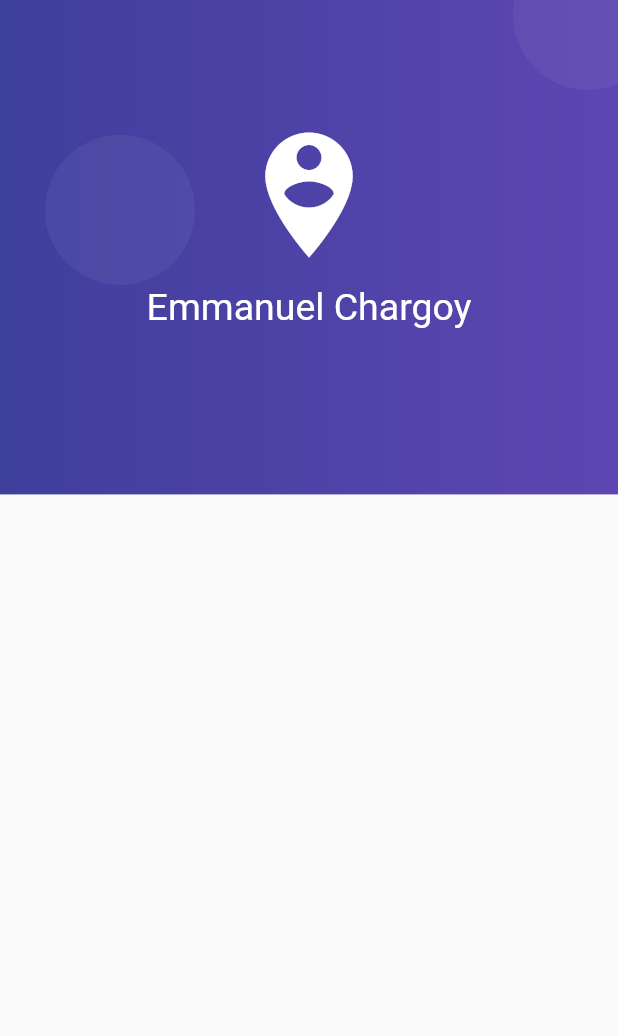
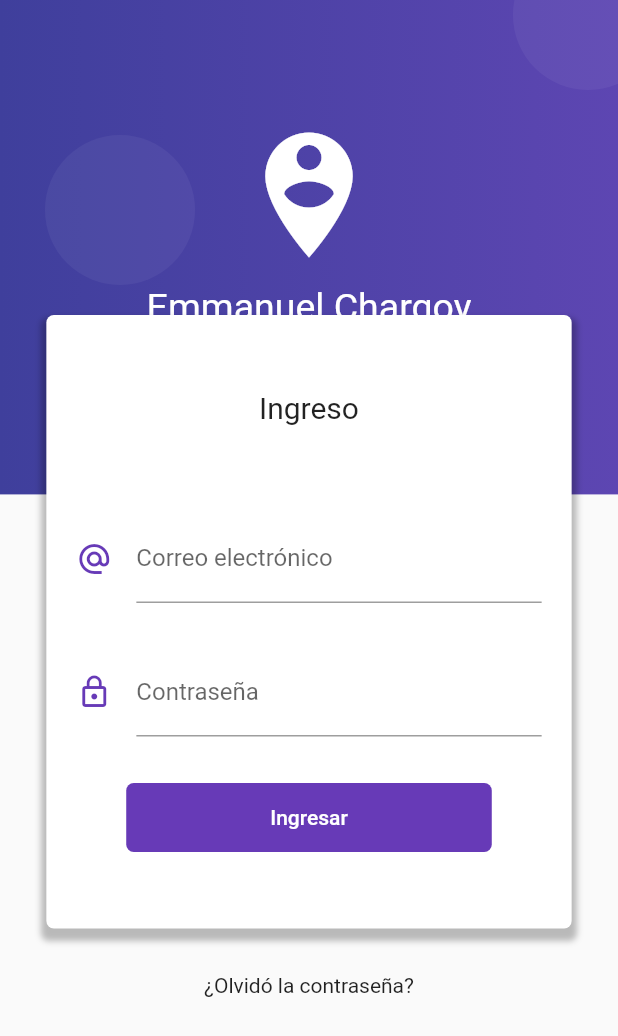
Before and after one commit to charger513/flutter_formvalidation, a Flutter app: the screen it shows after launch, on a phone screen of 412 x 824 dp. Shown: the top 1036 px of the screen. Run offline on Flutter 3.47's test engine with Material 2 defaults, Android fonts, the phone set to English and light mode, and no system bars.

Commit message:
Diseño de la caja del login y los campos

```diff
--- a/lib/src/pages/login_page.dart
+++ b/lib/src/pages/login_page.dart
@@ -7,8 +7,100 @@ class LoginPage extends StatelessWidget {
       body: Stack(
         children: <Widget>[
           _crearFondo(context),
+          _loginForm(context),
         ],
       )
+    );
+  }
+
+  Widget _loginForm(BuildContext context) {
+    final size = MediaQuery.of(context).size;
+    return SingleChildScrollView(
+      // controller: controller,
+      child: Column(
+        children: <Widget>[
+          SafeArea(
+            child: Container(
+              height: 180.0,
+            )
+          ),
+          Container(
+            width: size.width * 0.85,
+            margin: EdgeInsets.symmetric(vertical: 30.0),
+            padding: EdgeInsets.symmetric(vertical: 50.0),
+            decoration: BoxDecoration(
+              color: Colors.white,
+              borderRadius: BorderRadius.circular(5.0),
+              boxShadow: <BoxShadow> [
+                BoxShadow(
+                  color: Colors.black26,
+                  blurRadius: 3.0,
+                  offset: Offset(0.0, 5.0),
+                  spreadRadius: 3.0
+                )
+              ]
+            ),
+            child: Column(
+              children: <Widget>[
+                Text('Ingreso', style: TextStyle(fontSize: 20.0)),
+                SizedBox(height: 60.0),
+                _crearEmail(),
+                SizedBox(height: 30.0),
+                _crearPassword(),
+                SizedBox(height: 30.0),
+                _crearBoton()
+              ],
+            )
+          ),
+
+          Text('¿Olvidó la contraseña?'),
+
+          SizedBox(height: 100.0)
+        ],
+      ),
+    );
+  }
+
+  Widget _crearBoton() {
+    return RaisedButton(
+      child: Container(
+        padding: EdgeInsets.symmetric(horizontal: 80.0, vertical: 15.0),
+        child: Text('Ingresar'),
+      ),
+      shape: RoundedRectangleBorder(
+        borderRadius: BorderRadius.circular(5.0)
+      ),
+      elevation: 0.0,
+      color: Colors.deepPurple,
+      textColor: Colors.white,
+      onPressed: () {},
+    );
+  }
+
+  Widget _crearEmail() {
+    return Container(
+      padding: EdgeInsets.symmetric(horizontal: 20.0),
+      child: TextField(
+        keyboardType: TextInputType.emailAddress,
+        decoration: InputDecoration(
+          icon: Icon(Icons.alternate_email, color: Colors.deepPurple),
+          hintText: 'ejemplo@correo.com',
+          labelText: 'Correo electrónico'
+        )
+      ),
+    );
+  }
+
+  Widget _crearPassword() {
+    return Container(
+      padding: EdgeInsets.symmetric(horizontal: 20.0),
+      child: TextField(
+        obscureText: true,
+        decoration: InputDecoration(
+          icon: Icon(Icons.lock_outline, color: Colors.deepPurple),
+          labelText: 'Contraseña'
+        )
+      ),
     );
   }
 
```
